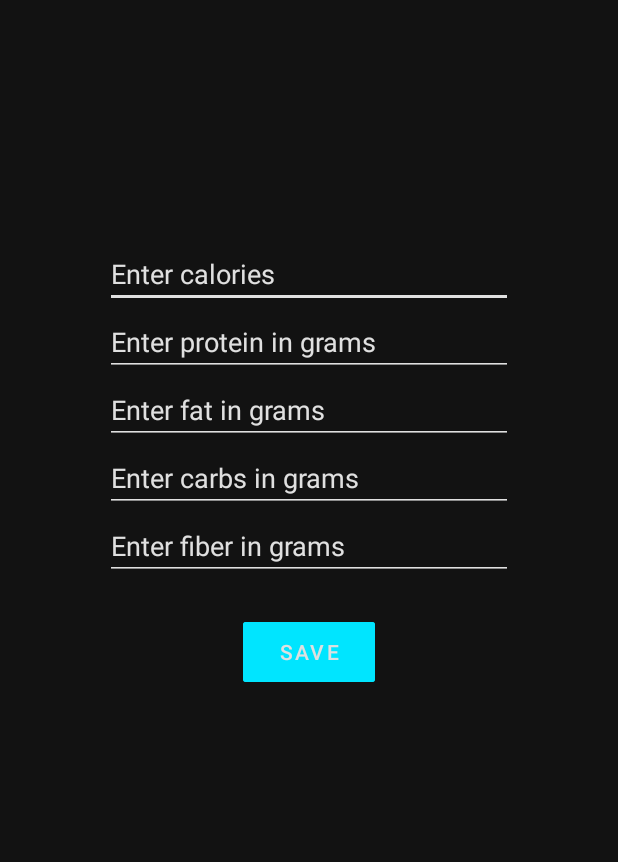
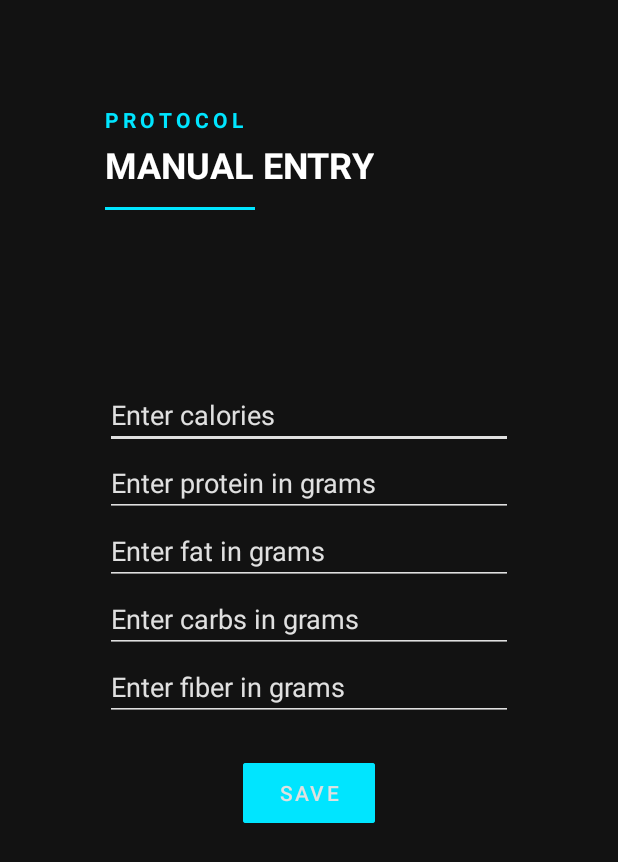
Before and after one commit to KillianTrouilletGit/LifestyleApplication, an Android app built with Jetpack Compose: the ManualEntryActivity screen opened directly, with no data from a screen before it, on a phone screen of 412 x 824 dp. Shown: the top 862 px of the screen. Run offline under Robolectric (Android 15) with nearby library versions, the phone set to English and light mode, and no system bars; our stand-ins replace Room's generated code.

Commit message:
UI fixes bis

```diff
--- a/app/src/main/res/layout/activity_manual_entry.xml
+++ b/app/src/main/res/layout/activity_manual_entry.xml
@@ -5,6 +5,38 @@
     android:orientation="vertical"
     android:padding="70dp"
     android:background="@color/backgroundColor">
+
+    <!-- Header Section -->
+    <LinearLayout
+        android:layout_width="match_parent"
+        android:layout_height="wrap_content"
+        android:orientation="vertical"
+        android:layout_marginBottom="24dp">
+
+        <TextView
+            android:layout_width="wrap_content"
+            android:layout_height="wrap_content"
+            android:text="PROTOCOL"
+            android:textSize="14sp"
+            android:textColor="#00E5FF"
+            android:letterSpacing="0.2"
+            android:textStyle="bold" />
+
+        <TextView
+            android:layout_width="wrap_content"
+            android:layout_height="wrap_content"
+            android:text="MANUAL ENTRY"
+            android:textSize="24sp"
+            android:textColor="#FFFFFF"
+            android:textStyle="bold"
+            android:layout_marginTop="4dp" />
+
+        <View
+            android:layout_width="100dp"
+            android:layout_height="2dp"
+            android:background="#00E5FF"
+            android:layout_marginTop="12dp" />
+    </LinearLayout>
 
     <EditText
         android:id="@+id/calories_edit_text"
--- a/app/src/main/res/layout/activity_nutrition.xml
+++ b/app/src/main/res/layout/activity_nutrition.xml
@@ -28,7 +28,7 @@
             <TextView
                 android:layout_width="wrap_content"
                 android:layout_height="wrap_content"
-                android:text="CONSUMPTION"
+                android:text="PROTOCOL"
                 android:textSize="14sp"
                 android:textColor="#00E5FF"
                 android:letterSpacing="0.2"
@@ -37,7 +37,7 @@
             <TextView
                 android:layout_width="wrap_content"
                 android:layout_height="wrap_content"
-                android:text="NUTRITION MODULE"
+                android:text="NUTRITION"
                 android:textSize="24sp"
                 android:textColor="#FFFFFF"
                 android:textStyle="bold"
--- a/app/src/main/res/layout/item_mission.xml
+++ b/app/src/main/res/layout/item_mission.xml
@@ -20,5 +20,6 @@
         android:layout_height="wrap_content"
         android:backgroundTint="@color/textColor"
         android:textColor="@color/buttonColor"
+        android:buttonTint="@color/accentColor"
         android:theme="@style/CheckBoxTheme"   />
 </LinearLayout>
```
Also changed, not shown: app/src/main/res/layout/activity_google_calendar.xml (+33 -0 lines), app/src/main/res/layout/activity_menu.xml (+31 -0 lines).
